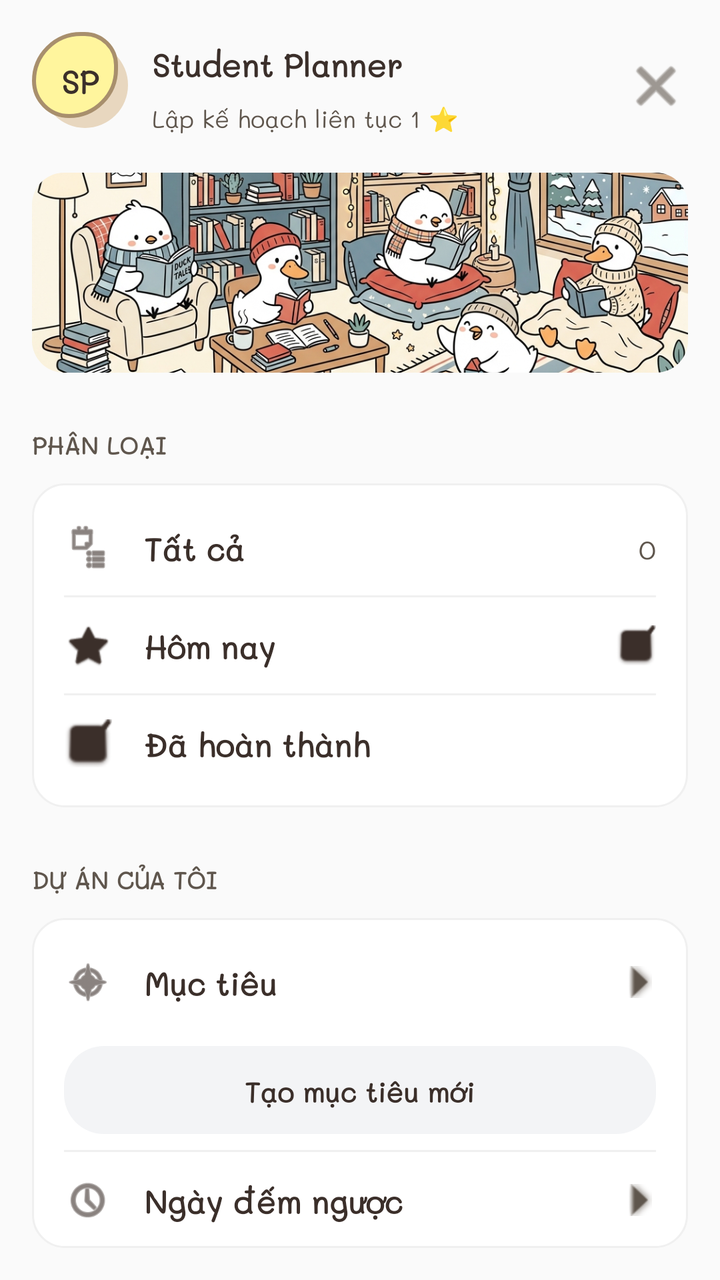
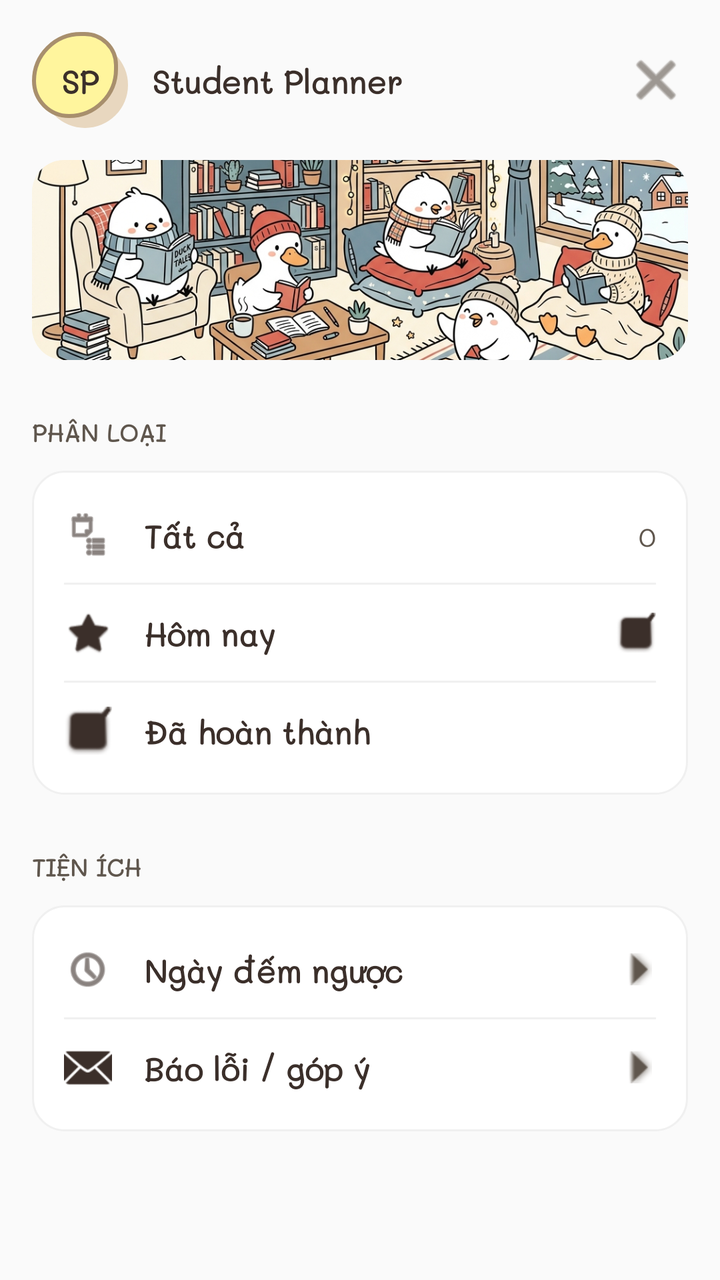

Screens rendered from an Android XML layout before and after an edit, with the pre-edit source and the edit as a unified diff.
<!-- AndroidManifest.xml: application theme Theme.CUOIKY_QLLICHHOCTAP -->
<!-- res/layout/layout_side_menu.xml -->
<?xml version="1.0" encoding="utf-8"?>
<LinearLayout xmlns:android="http://schemas.android.com/apk/res/android"
    xmlns:app="http://schemas.android.com/apk/res-auto"
    android:layout_width="match_parent"
    android:layout_height="match_parent"
    android:background="#FAFAFA"
    android:orientation="vertical"
    android:padding="16dp">

    
    <RelativeLayout
        android:layout_width="match_parent"
        android:layout_height="wrap_content"
        android:layout_marginBottom="16dp">

        <LinearLayout
            android:id="@+id/menuAvatarCard"
            android:layout_width="48dp"
            android:layout_height="48dp"
            android:background="@drawable/bg_logo"
            android:gravity="center"
            android:orientation="vertical">
            <TextView
                android:id="@+id/menuTextAvatar"
                android:layout_width="match_parent"
                android:layout_height="wrap_content"
                android:gravity="center"
                android:text="SP"
                android:textColor="@color/ink"
                android:textSize="16sp"
                android:textStyle="bold" />
        </LinearLayout>

        <LinearLayout
            android:layout_width="wrap_content"
            android:layout_height="wrap_content"
            android:layout_centerVertical="true"
            android:layout_marginStart="12dp"
            android:layout_toEndOf="@id/menuAvatarCard"
            android:orientation="vertical">

            <TextView
                android:id="@+id/menuTextName"
                android:layout_width="wrap_content"
                android:layout_height="wrap_content"
                android:text="Student Planner"
                android:textColor="@color/ink"
                android:textSize="16sp"
                android:textStyle="bold" />

            <TextView
                android:layout_width="wrap_content"
                android:layout_height="wrap_content"
                android:text="Lập kế hoạch liên tục 1 ⭐"
                android:textColor="@color/muted"
                android:textSize="12sp" />
        </LinearLayout>

        <ImageButton
            android:id="@+id/btnCloseMenu"
            android:layout_width="32dp"
            android:layout_height="32dp"
            android:layout_alignParentEnd="true"
            android:layout_centerVertical="true"
            android:background="?attr/selectableItemBackgroundBorderless"
            android:src="@android:drawable/ic_menu_close_clear_cancel"
            app:tint="@color/muted" />
    </RelativeLayout>

    
    <ImageView
        android:layout_width="match_parent"
        android:layout_height="100dp"
        android:layout_marginBottom="24dp"
        android:scaleType="centerCrop"
        android:src="@drawable/img_menu_banner"
        android:background="@drawable/bg_menu_card"
        android:clipToOutline="true"/>

    
    <TextView
        android:layout_width="match_parent"
        android:layout_height="wrap_content"
        android:layout_marginBottom="8dp"
        android:text="PHÂN LOẠI"
        android:textColor="@color/muted"
        android:textSize="12sp"
        android:textStyle="bold" />

    <LinearLayout
        android:layout_width="match_parent"
        android:layout_height="wrap_content"
        android:background="@drawable/bg_menu_card"
        android:orientation="vertical"
        android:paddingVertical="8dp">

        <LinearLayout
            android:id="@+id/menuItemAll"
            android:layout_width="match_parent"
            android:layout_height="48dp"
            android:clickable="true"
            android:focusable="true"
            android:foreground="?attr/selectableItemBackground"
            android:gravity="center_vertical"
            android:paddingHorizontal="16dp">
            <ImageView android:layout_width="24dp" android:layout_height="24dp" android:src="@android:drawable/ic_menu_agenda" app:tint="@color/ink"/>
            <TextView android:layout_width="0dp" android:layout_height="wrap_content" android:layout_marginStart="16dp" android:layout_weight="1" android:text="Tất cả" android:textColor="@color/ink" android:textSize="16sp" android:textStyle="bold"/>
            <TextView android:id="@+id/menuCountAll" android:layout_width="wrap_content" android:layout_height="wrap_content" android:text="0" android:textColor="@color/muted"/>
        </LinearLayout>
        
        <View android:layout_width="match_parent" android:layout_height="1dp" android:background="#F0F0F0" android:layout_marginHorizontal="16dp"/>

        <LinearLayout
            android:id="@+id/menuItemToday"
            android:layout_width="match_parent"
            android:layout_height="48dp"
            android:clickable="true"
            android:focusable="true"
            android:foreground="?attr/selectableItemBackground"
            android:gravity="center_vertical"
            android:paddingHorizontal="16dp">
            <ImageView android:layout_width="24dp" android:layout_height="24dp" android:src="@android:drawable/btn_star" app:tint="@color/ink"/>
            <TextView android:layout_width="0dp" android:layout_height="wrap_content" android:layout_marginStart="16dp" android:layout_weight="1" android:text="Hôm nay" android:textColor="@color/ink" android:textSize="16sp" android:textStyle="bold"/>
            <ImageView android:layout_width="20dp" android:layout_height="20dp" android:src="@android:drawable/checkbox_on_background" app:tint="@color/ink"/>
        </LinearLayout>


        <View android:layout_width="match_parent" android:layout_height="1dp" android:background="#F0F0F0" android:layout_marginHorizontal="16dp"/>

        <LinearLayout
            android:id="@+id/menuItemDone"
            android:layout_width="match_parent"
            android:layout_height="48dp"
            android:clickable="true"
            android:focusable="true"
            android:foreground="?attr/selectableItemBackground"
            android:gravity="center_vertical"
            android:paddingHorizontal="16dp">
            <ImageView android:layout_width="24dp" android:layout_height="24dp" android:src="@android:drawable/checkbox_on_background" app:tint="@color/ink"/>
            <TextView android:layout_width="0dp" android:layout_height="wrap_content" android:layout_marginStart="16dp" android:layout_weight="1" android:text="Đã hoàn thành" android:textColor="@color/ink" android:textSize="16sp" android:textStyle="bold"/>
        </LinearLayout>
    </LinearLayout>

    
    <TextView
        android:layout_width="match_parent"
        android:layout_height="wrap_content"
        android:layout_marginTop="24dp"
        android:layout_marginBottom="8dp"
        android:text="DỰ ÁN CỦA TÔI"
        android:textColor="@color/muted"
        android:textSize="12sp"
        android:textStyle="bold" />

    <LinearLayout
        android:layout_width="match_parent"
        android:layout_height="wrap_content"
        android:background="@drawable/bg_menu_card"
        android:orientation="vertical"
        android:paddingVertical="8dp">


        <LinearLayout
            android:layout_width="match_parent"
            android:layout_height="48dp"
            android:clickable="true"
            android:focusable="true"
            android:foreground="?attr/selectableItemBackground"
            android:gravity="center_vertical"
            android:paddingHorizontal="16dp">
            <ImageView android:layout_width="24dp" android:layout_height="24dp" android:src="@android:drawable/ic_menu_compass" app:tint="@color/ink"/>
            <TextView android:layout_width="0dp" android:layout_height="wrap_content" android:layout_marginStart="16dp" android:layout_weight="1" android:text="Mục tiêu" android:textColor="@color/ink" android:textSize="16sp" android:textStyle="bold"/>
            <ImageView android:layout_width="16dp" android:layout_height="16dp" android:src="@android:drawable/arrow_down_float" app:tint="@color/muted" android:rotation="-90"/>
        </LinearLayout>

        <LinearLayout
            android:id="@+id/menuBtnNewGoal"
            android:layout_width="match_parent"
            android:layout_height="44dp"
            android:layout_marginHorizontal="16dp"
            android:layout_marginVertical="8dp"
            android:background="@drawable/bg_pill_gray"
            android:gravity="center"
            android:foreground="?attr/selectableItemBackground">
            <TextView android:layout_width="wrap_content" android:layout_height="wrap_content" android:text="Tạo mục tiêu mới" android:textColor="@color/ink" android:textSize="14sp" android:textStyle="bold"/>
        </LinearLayout>

        <View android:layout_width="match_parent" android:layout_height="1dp" android:background="#F0F0F0" android:layout_marginHorizontal="16dp"/>

        <LinearLayout
            android:id="@+id/menuItemCountdown"
            android:layout_width="match_parent"
            android:layout_height="48dp"
            android:clickable="true"
            android:focusable="true"
            android:foreground="?attr/selectableItemBackground"
            android:gravity="center_vertical"
            android:paddingHorizontal="16dp">
            <ImageView android:layout_width="24dp" android:layout_height="24dp" android:src="@android:drawable/ic_menu_recent_history" app:tint="@color/ink"/>
            <TextView android:layout_width="0dp" android:layout_height="wrap_content" android:layout_marginStart="16dp" android:layout_weight="1" android:text="Ngày đếm ngược" android:textColor="@color/ink" android:textSize="16sp" android:textStyle="bold"/>
            <ImageView android:layout_width="16dp" android:layout_height="16dp" android:src="@android:drawable/arrow_down_float" app:tint="@color/muted" android:rotation="-90"/>
        </LinearLayout>
    </LinearLayout>

    <View android:layout_width="match_parent" android:layout_height="0dp" android:layout_weight="1" />

    
    <LinearLayout
        android:layout_width="match_parent"
        android:layout_height="wrap_content"
        android:layout_marginTop="16dp"
        android:orientation="horizontal">

        <ImageButton
            android:layout_width="40dp"
            android:layout_height="40dp"
            android:background="?attr/selectableItemBackgroundBorderless"
            android:src="@android:drawable/ic_menu_add"
            app:tint="@color/ink"/>
            
        <ImageButton
            android:id="@+id/menuBtnSettings"
            android:layout_width="40dp"
            android:layout_height="40dp"
            android:layout_marginStart="16dp"
            android:background="?attr/selectableItemBackgroundBorderless"
            android:src="@android:drawable/ic_menu_preferences"
            app:tint="@color/ink"/>
    </LinearLayout>
</LinearLayout>
<!-- resources referenced by this layout -->
<resources>
  <color name="ink">#3B2F2A</color>
  <color name="muted">#5F564D</color>
  <!-- drawable bg_logo (drawable) -->
  <?xml version="1.0" encoding="utf-8"?>
  <layer-list xmlns:android="http://schemas.android.com/apk/res/android">
      <item android:left="5dp" android:top="5dp">
          <shape>
              <solid android:color="@color/soft_shadow" />
              <corners android:radius="22dp" />
          </shape>
      </item>
      <item android:right="5dp" android:bottom="5dp">
          <shape>
              <solid android:color="@color/yellow" />
              <stroke android:width="2dp" android:color="@color/border_strong" />
              <corners android:topLeftRadius="24dp" android:topRightRadius="16dp" android:bottomLeftRadius="18dp" android:bottomRightRadius="24dp" />
          </shape>
      </item>
  </layer-list>
  <!-- drawable bg_menu_card (drawable) -->
  <?xml version="1.0" encoding="utf-8"?>
  <shape xmlns:android="http://schemas.android.com/apk/res/android">
      <solid android:color="@color/white" />
      <corners android:radius="16dp" />
      <stroke android:width="1dp" android:color="#F0F0F0" />
  </shape>
  <!-- drawable bg_pill_gray (drawable) -->
  <?xml version="1.0" encoding="utf-8"?>
  <shape xmlns:android="http://schemas.android.com/apk/res/android"
      android:shape="rectangle">
      <solid android:color="#F3F4F6" />
      <corners android:radius="20dp" />
  </shape>
  <!-- drawable img_menu_banner: png bitmap (drawable, 906595 bytes) -->
  <style name="Theme.CUOIKY_QLLICHHOCTAP" parent="Base.Theme.CUOIKY_QLLICHHOCTAP" />
  <color name="soft_shadow">#E8D7BF</color>
  <color name="yellow">#FFF59D</color>
  <color name="border_strong">#A88F6D</color>
  <color name="white">#FFFFFFFF</color>
  <style name="Base.Theme.CUOIKY_QLLICHHOCTAP" parent="Theme.Material3.DayNight.NoActionBar">
          <item name="android:fontFamily">@font/mali_regular</item>
          <item name="fontFamily">@font/mali_regular</item>
          <item name="android:windowBackground">@color/paper</item>
          <item name="android:windowLightStatusBar">true</item>
          <item name="android:navigationBarColor">@color/paper</item>
          <item name="android:statusBarColor">@color/paper</item>
          <item name="colorPrimary">@color/ink</item>
          <item name="colorSecondary">@color/yellow</item>
          <item name="colorSurface">@color/paper_light</item>
          <item name="android:colorBackground">@color/paper</item>
          <item name="android:textColorPrimary">@color/ink</item>
          <item name="android:textColorSecondary">@color/muted</item>
          <item name="android:textColorHint">@color/input_hint</item>
          <item name="android:editTextColor">@color/input_text</item>
          <item name="android:forceDarkAllowed" tools:targetApi="q">false</item>
          <item name="android:windowLightNavigationBar" tools:targetApi="o_mr1">true</item>
          <item name="alertDialogTheme">@style/StudyAlertDialog</item>
          <item name="android:colorAccent">@color/rose</item>
          <item name="android:windowNoTitle">true</item>
      </style>
  <color name="paper">#FFF7EA</color>
  <color name="paper_light">#FFFAF3</color>
  <color name="input_hint">#6B6258</color>
  <color name="input_text">#332B25</color>
  <style name="StudyAlertDialog" parent="ThemeOverlay.Material3.MaterialAlertDialog">
          <item name="android:fontFamily">@font/mali_regular</item>
          <item name="fontFamily">@font/mali_regular</item>
          <item name="android:colorBackground">@color/paper_light</item>
          <item name="android:textColorPrimary">@color/dialog_text</item>
          <item name="android:textColorSecondary">@color/muted</item>
          <item name="colorPrimary">@color/ink</item>
          <item name="colorSurface">@color/paper_light</item>
      </style>
  <color name="rose">#BE123C</color>
  <color name="dialog_text">#332B25</color>
</resources>

<!-- the commit's change to res/layout/layout_side_menu.xml (unified diff, before → after) -->
@@ -48,12 +48,6 @@
                 android:textSize="16sp"
                 android:textStyle="bold" />
 
-            <TextView
-                android:layout_width="wrap_content"
-                android:layout_height="wrap_content"
-                android:text="Lập kế hoạch liên tục 1 ⭐"
-                android:textColor="@color/muted"
-                android:textSize="12sp" />
         </LinearLayout>
 
         <ImageButton
@@ -147,7 +141,7 @@
         android:layout_height="wrap_content"
         android:layout_marginTop="24dp"
         android:layout_marginBottom="8dp"
-        android:text="DỰ ÁN CỦA TÔI"
+        android:text="TIỆN ÍCH"
         android:textColor="@color/muted"
         android:textSize="12sp"
         android:textStyle="bold" />
@@ -159,33 +153,6 @@
         android:orientation="vertical"
         android:paddingVertical="8dp">
 
-
-        <LinearLayout
-            android:layout_width="match_parent"
-            android:layout_height="48dp"
-            android:clickable="true"
-            android:focusable="true"
-            android:foreground="?attr/selectableItemBackground"
-            android:gravity="center_vertical"
-            android:paddingHorizontal="16dp">
-            <ImageView android:layout_width="24dp" android:layout_height="24dp" android:src="@android:drawable/ic_menu_compass" app:tint="@color/ink"/>
-            <TextView android:layout_width="0dp" android:layout_height="wrap_content" android:layout_marginStart="16dp" android:layout_weight="1" android:text="Mục tiêu" android:textColor="@color/ink" android:textSize="16sp" android:textStyle="bold"/>
-            <ImageView android:layout_width="16dp" android:layout_height="16dp" android:src="@android:drawable/arrow_down_float" app:tint="@color/muted" android:rotation="-90"/>
-        </LinearLayout>
-
-        <LinearLayout
-            android:id="@+id/menuBtnNewGoal"
-            android:layout_width="match_parent"
-            android:layout_height="44dp"
-            android:layout_marginHorizontal="16dp"
-            android:layout_marginVertical="8dp"
-            android:background="@drawable/bg_pill_gray"
-            android:gravity="center"
-            android:foreground="?attr/selectableItemBackground">
-            <TextView android:layout_width="wrap_content" android:layout_height="wrap_content" android:text="Tạo mục tiêu mới" android:textColor="@color/ink" android:textSize="14sp" android:textStyle="bold"/>
-        </LinearLayout>
-
-        <View android:layout_width="match_parent" android:layout_height="1dp" android:background="#F0F0F0" android:layout_marginHorizontal="16dp"/>
 
         <LinearLayout
             android:id="@+id/menuItemCountdown"
@@ -200,31 +167,23 @@
             <TextView android:layout_width="0dp" android:layout_height="wrap_content" android:layout_marginStart="16dp" android:layout_weight="1" android:text="Ngày đếm ngược" android:textColor="@color/ink" android:textSize="16sp" android:textStyle="bold"/>
             <ImageView android:layout_width="16dp" android:layout_height="16dp" android:src="@android:drawable/arrow_down_float" app:tint="@color/muted" android:rotation="-90"/>
         </LinearLayout>
+
+        <View android:layout_width="match_parent" android:layout_height="1dp" android:background="#F0F0F0" android:layout_marginHorizontal="16dp"/>
+
+        <LinearLayout
+            android:id="@+id/menuItemReportIssue"
+            android:layout_width="match_parent"
+            android:layout_height="48dp"
+            android:clickable="true"
+            android:focusable="true"
+            android:foreground="?attr/selectableItemBackground"
+            android:gravity="center_vertical"
+            android:paddingHorizontal="16dp">
+            <ImageView android:layout_width="24dp" android:layout_height="24dp" android:src="@android:drawable/ic_dialog_email" app:tint="@color/ink"/>
+            <TextView android:layout_width="0dp" android:layout_height="wrap_content" android:layout_marginStart="16dp" android:layout_weight="1" android:text="Báo lỗi / góp ý" android:textColor="@color/ink" android:textSize="16sp" android:textStyle="bold"/>
+            <ImageView android:layout_width="16dp" android:layout_height="16dp" android:src="@android:drawable/arrow_down_float" app:tint="@color/muted" android:rotation="-90"/>
+        </LinearLayout>
     </LinearLayout>
 
     <View android:layout_width="match_parent" android:layout_height="0dp" android:layout_weight="1" />
-
-    
-    <LinearLayout
-        android:layout_width="match_parent"
-        android:layout_height="wrap_content"
-        android:layout_marginTop="16dp"
-        android:orientation="horizontal">
-
-        <ImageButton
-            android:layout_width="40dp"
-            android:layout_height="40dp"
-            android:background="?attr/selectableItemBackgroundBorderless"
-            android:src="@android:drawable/ic_menu_add"
-            app:tint="@color/ink"/>
-            
-        <ImageButton
-            android:id="@+id/menuBtnSettings"
-            android:layout_width="40dp"
-            android:layout_height="40dp"
-            android:layout_marginStart="16dp"
-            android:background="?attr/selectableItemBackgroundBorderless"
-            android:src="@android:drawable/ic_menu_preferences"
-            app:tint="@color/ink"/>
-    </LinearLayout>
 </LinearLayout>
<!-- resource entries referenced after the edit -->
@@ -25,13 +25,6 @@
       <solid android:color="@color/white" />
       <corners android:radius="16dp" />
       <stroke android:width="1dp" android:color="#F0F0F0" />
-  </shape>
-  <!-- drawable bg_pill_gray (drawable) -->
-  <?xml version="1.0" encoding="utf-8"?>
-  <shape xmlns:android="http://schemas.android.com/apk/res/android"
-      android:shape="rectangle">
-      <solid android:color="#F3F4F6" />
-      <corners android:radius="20dp" />
   </shape>
   <!-- drawable img_menu_banner: png bitmap (drawable, 906595 bytes) -->
   <style name="Theme.CUOIKY_QLLICHHOCTAP" parent="Base.Theme.CUOIKY_QLLICHHOCTAP" />
